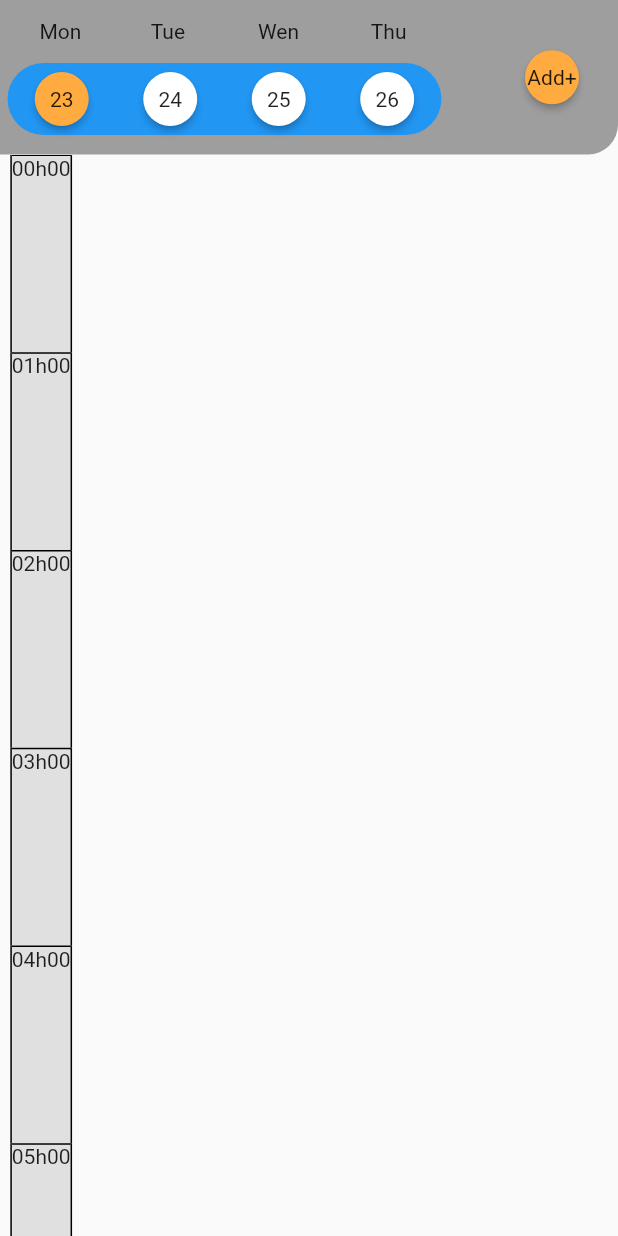
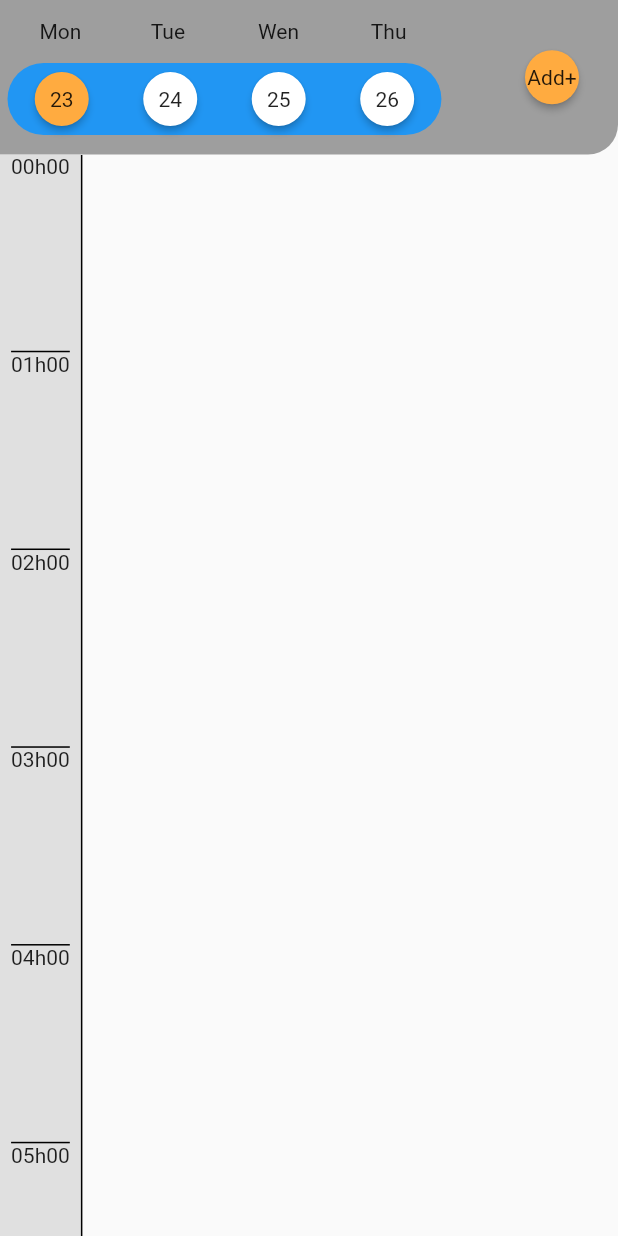
Before and after one commit to softeng-feup/open-cx-batatas, a Flutter app: the EventsPage widget shown alone on an empty page, opened directly with empty values, on a phone screen of 412 x 824 dp. Run offline on Flutter 3.47's test engine with Material 2 defaults, Android fonts, the light colour scheme and no system bars; our stand-ins replace dio, fluttertoast, font_awesome_flutter, google_maps_flutter, latlong, permission_handler and 1 more; missing offline and left inert: flappy_search_bar, loading, maps_toolkit, progress_button, rx_ble; network calls fail.

Commit message:
Solved Borders i think

```diff
--- a/frontend/lib/eventsPage.dart
+++ b/frontend/lib/eventsPage.dart
@@ -69,62 +69,60 @@ class EventsPageState extends State<EventsPage> {
         left: index * (stackWidth / family),
         width: stackWidth / family,
         height: endTime - startTime,
+        child: Container(
+            margin: EdgeInsets.all(1),
             child: Column(
               children: <Widget>[
                 Expanded(
                     flex: 3,
                     child: Container(
-                    padding: EdgeInsets.fromLTRB(1, 1, 1, 0),
-                    margin: EdgeInsets.fromLTRB(3, 0, 3, 0),
                         decoration: BoxDecoration(
                             color: Colors.blue,
-                      border: Border(
-                        top: BorderSide(color: Colors.black, width: 1),
-                        right: BorderSide(color: Colors.black, width: 1),
-                        left: BorderSide(color: Colors.black, width: 1),
-                      ),
-                    ),
+                            borderRadius: new BorderRadius.only(
+                                topLeft: const Radius.circular(30.0),
+                                topRight: const Radius.circular(30.0))),
                         width: stackWidth,
                         child: Text(text, textAlign: TextAlign.center))),
                 Expanded(
                     flex: 5,
                     child: Container(
-                  padding: EdgeInsets.fromLTRB(1, 0, 1, 1),
-                  margin: EdgeInsets.fromLTRB(3, 0, 3, 0),
                       decoration: BoxDecoration(
                         color: Colors.blue[200],
-                    border: Border.all(
-                      color: Colors.black,
-                      width: 1,
-                    ),
+                        borderRadius: new BorderRadius.only(
+                            bottomLeft: const Radius.circular(30.0),
+                            bottomRight: const Radius.circular(30.0)),
                       ),
                       child: Center(
                         child: Text(room, textAlign: TextAlign.center),
                       ),
                     )),
               ],
-        ));
+            )));
   }
 
   Widget getTextWidgets(List<String> strings, double height) {
-    return new Column(
+    return new Container(
+        decoration: BoxDecoration(
+          color: Colors.grey[300],
+          border: Border(
+            right: BorderSide(color: Colors.black, width: 1),
+          ),
+        ),
+        child: Column(
             children: strings
-            .map((item) => new Expanded(
+                .map((item) => new Flexible(
                     child: Container(
                         height: height,
                         decoration: BoxDecoration(
-                      color: Colors.grey[300],
                           border: Border(
-                        top: BorderSide(color: Colors.black, width: 1),
-                        right: BorderSide(color: Colors.black, width: 1),
-                        left: BorderSide(color: Colors.black, width: 1),
+                            bottom: BorderSide(color: Colors.black, width: 1),
                           ),
                         ),
                         child: Text(
                           item,
                           textAlign: TextAlign.left,
                         ))))
-            .toList());
+                .toList()));
   }
 
   /* Sets a new selected day */
@@ -176,7 +174,6 @@ class EventsPageState extends State<EventsPage> {
       bool isFamily = false;
       int startTime;
       int maxEndTime;
-      int x = 0;
       int y = -1;
       for (int i = 0; i < allEvents.length; i++) {
         Event elem = allEvents[i];
@@ -184,7 +181,6 @@ class EventsPageState extends State<EventsPage> {
         if (isFamily) {
           if (elem.parsedStart.hour >= startTime &&
               elem.parsedEnd.hour <= maxEndTime) {
-            ++x;
             if (elem.parsedEnd.hour > maxEndTime) {
               maxEndTime = elem.parsedEnd.hour;
             }
@@ -195,7 +191,6 @@ class EventsPageState extends State<EventsPage> {
         }
         if (!isFamily) {
           List<Event> lista = [];
-          x = 0;
           y++;
           maxEndTime = elem.parsedEnd.hour;
           startTime = elem.parsedEnd.hour;
```
Lines whose indentation alone changed are shown as unchanged.
